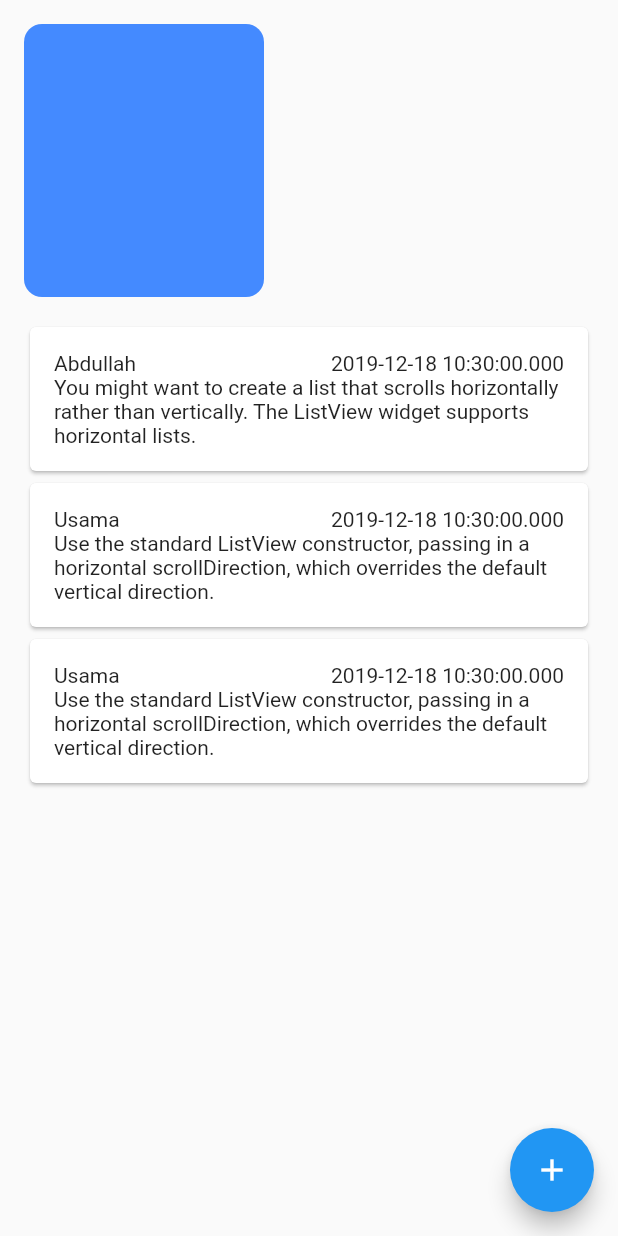
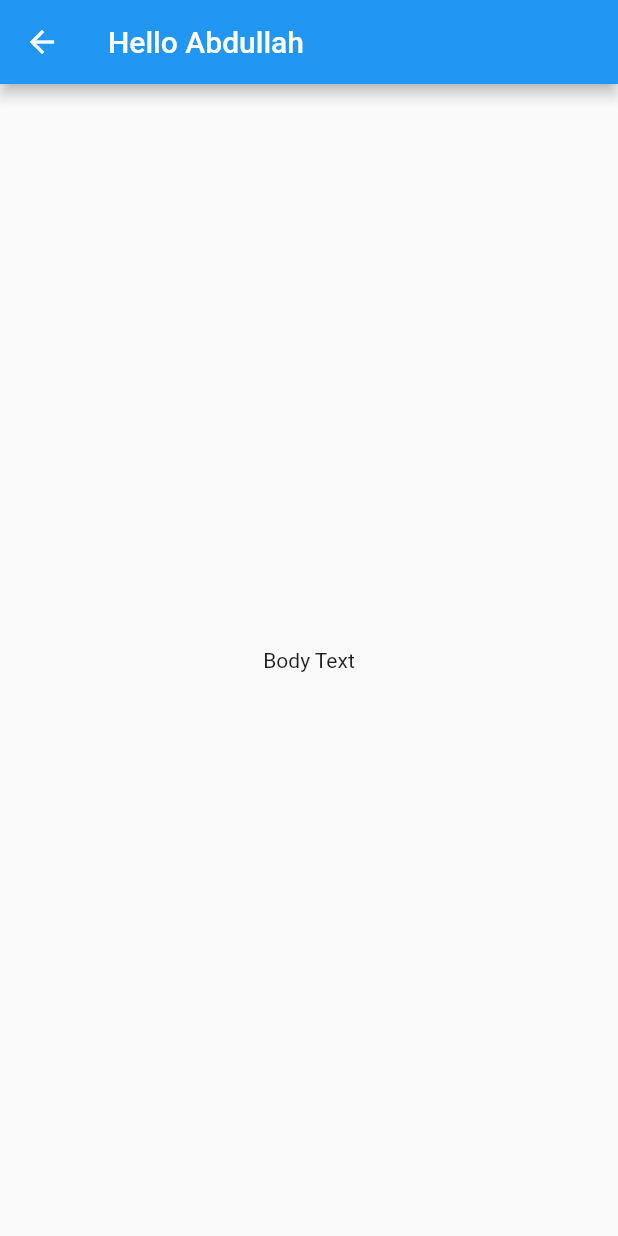
Before and after one commit to AbdullahChauhan/PA-Flutter-T2, a Flutter app: the screen it shows after launch, after a tap on the "add" icon, on a phone screen of 412 x 824 dp. Run offline on Flutter 3.47's test engine with Material 2 defaults, Android fonts, the phone set to English and light mode, and no system bars.

Commit message:
successfully navigate to new screen with passed data

```diff
--- /dev/null
+++ b/lib/newnote_page.dart
@@ -0,0 +1,19 @@
+import 'package:flutter/material.dart';
+
+class AddNewNote extends StatelessWidget {
+
+  final String userName;
+  AddNewNote({@required this.userName});
+
+  @override
+  Widget build(BuildContext context) {
+    return Scaffold(
+      appBar: AppBar(
+        title: Text('Hello $userName'),
+      ),
+      body: Center(
+        child: Text('Body Text'),
+      ),
+    );
+  }
+}
--- a/lib/notes_homepage.dart
+++ b/lib/notes_homepage.dart
@@ -1,12 +1,15 @@
 import 'package:flutter/material.dart';
 import './note.dart';
+import './newnote_page.dart';
 
 class NotesHomePage extends StatefulWidget {
+
   @override
   _NotesHomePageState createState() => _NotesHomePageState();
 }
 
 class _NotesHomePageState extends State<NotesHomePage> {
+
   final List<Note> notes = [
     Note(
         id: 'n001',
@@ -85,7 +88,15 @@ class _NotesHomePageState extends State<NotesHomePage> {
       ),
       floatingActionButton: FloatingActionButton(
         child: Icon(Icons.add),
-        onPressed: () {},
+        onPressed: () {
+          Navigator.of(context).push(
+            MaterialPageRoute(
+              builder: (_) {
+                return AddNewNote(userName: 'Abdullah',);
+              }
+            )
+          );
+        },
       ),
     );
   }
```
Also changed, not shown: 1 other file.
